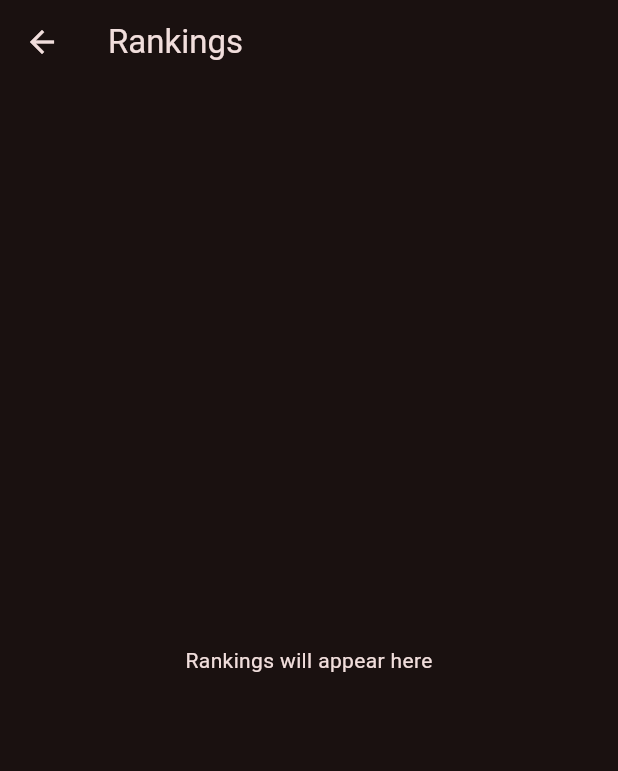
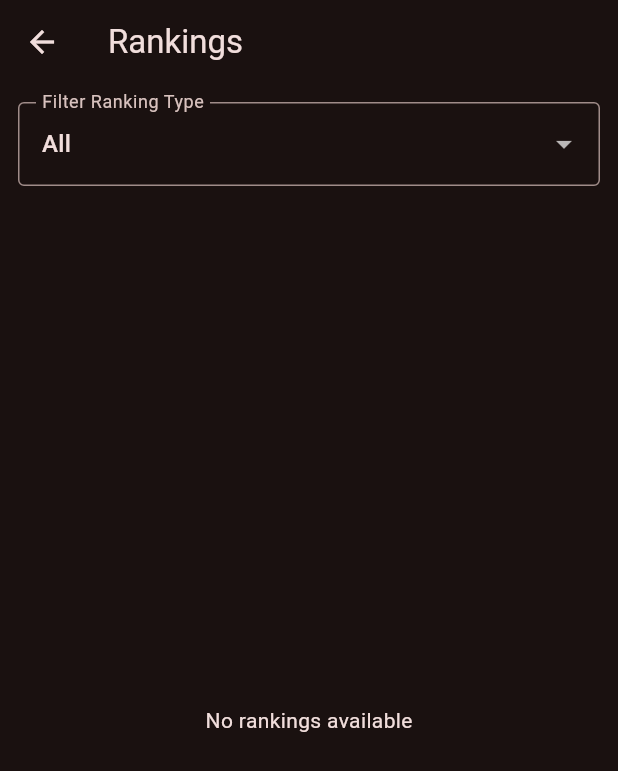
Before and after one commit to 3gmmapk-bit/cageid, a Flutter app: the RankingsScreen screen opened directly, on a phone screen of 412 x 824 dp. Shown: the top 771 px of the screen. Run offline on Flutter 3.47's test engine with Material 3 defaults, Android fonts, the phone set to English and light mode, and no system bars; our stand-ins replace firebase_core, firebase_storage, image_picker, supabase_flutter; accounts and stored records are empty.

Commit message:
Day 7 rankings engine

```diff
--- a/lib/models/athlete.dart
+++ b/lib/models/athlete.dart
@@ -14,6 +14,9 @@ class Athlete {
   final String? facebook;
   final String? country;
 
+  final int rankingPoints;
+  final String athleteType;
+
   Athlete({
     this.id,
     required this.fullName,
@@ -28,6 +31,8 @@ class Athlete {
     this.instagram,
     this.facebook,
     this.country,
+    required this.rankingPoints,
+    required this.athleteType,
   });
 
   factory Athlete.fromJson(Map<String, dynamic> json) {
@@ -45,6 +50,8 @@ class Athlete {
       instagram: json['instagram'],
       facebook: json['facebook'],
       country: json['country'],
+      rankingPoints: json['ranking_points'] ?? 0,
+      athleteType: json['athlete_type'] ?? 'Amateur',
     );
   }
 
@@ -62,6 +69,8 @@ class Athlete {
       'instagram': instagram,
       'facebook': facebook,
       'country': country,
+      'ranking_points': rankingPoints,
+      'athlete_type': athleteType,
     };
   }
 }
--- a/lib/screens/rankings/rankings_screen.dart
+++ b/lib/screens/rankings/rankings_screen.dart
@@ -1,13 +1,140 @@
 import 'package:flutter/material.dart';
 
-class RankingsScreen extends StatelessWidget {
+import '../../models/athlete.dart';
+import '../../services/athlete_service.dart';
+
+class RankingsScreen extends StatefulWidget {
   const RankingsScreen({super.key});
+
+  @override
+  State<RankingsScreen> createState() => _RankingsScreenState();
+}
+
+class _RankingsScreenState extends State<RankingsScreen> {
+  final AthleteService service = AthleteService();
+
+  String selectedType = 'All';
+
+  List<Athlete> filterAndSortAthletes(List<Athlete> athletes) {
+    List<Athlete> filteredAthletes = athletes;
+
+    if (selectedType != 'All') {
+      filteredAthletes = athletes.where((athlete) {
+        return athlete.athleteType == selectedType;
+      }).toList();
+    }
+
+    filteredAthletes.sort(
+      (a, b) => b.rankingPoints.compareTo(a.rankingPoints),
+    );
+
+    return filteredAthletes;
+  }
 
   @override
   Widget build(BuildContext context) {
     return Scaffold(
-      appBar: AppBar(title: const Text('Rankings')),
-      body: const Center(child: Text('Rankings will appear here')),
+      appBar: AppBar(
+        title: const Text('Rankings'),
+      ),
+      body: Column(
+        children: [
+          Padding(
+            padding: const EdgeInsets.all(12),
+            child: DropdownButtonFormField<String>(
+              value: selectedType,
+              decoration: const InputDecoration(
+                labelText: 'Filter Ranking Type',
+                border: OutlineInputBorder(),
+              ),
+              items: const [
+                DropdownMenuItem(
+                  value: 'All',
+                  child: Text('All'),
+                ),
+                DropdownMenuItem(
+                  value: 'Amateur',
+                  child: Text('Amateur'),
+                ),
+                DropdownMenuItem(
+                  value: 'Professional',
+                  child: Text('Professional'),
+                ),
+              ],
+              onChanged: (value) {
+                setState(() {
+                  selectedType = value!;
+                });
+              },
+            ),
+          ),
+
+          Expanded(
+            child: FutureBuilder<List<Athlete>>(
+              future: service.getAthletes(),
+              builder: (context, snapshot) {
+                if (snapshot.connectionState == ConnectionState.waiting) {
+                  return const Center(
+                    child: CircularProgressIndicator(),
+                  );
+                }
+
+                if (snapshot.hasError) {
+                  return Center(
+                    child: Text(
+                      'Error loading rankings: ${snapshot.error}',
+                      textAlign: TextAlign.center,
+                    ),
+                  );
+                }
+
+                final athletes = snapshot.data ?? [];
+                final rankedAthletes = filterAndSortAthletes(athletes);
+
+                if (rankedAthletes.isEmpty) {
+                  return const Center(
+                    child: Text('No rankings available'),
+                  );
+                }
+
+                return ListView.builder(
+                  itemCount: rankedAthletes.length,
+                  itemBuilder: (context, index) {
+                    final athlete = rankedAthletes[index];
+
+                    return Card(
+                      margin: const EdgeInsets.symmetric(
+                        horizontal: 12,
+                        vertical: 6,
+                      ),
+                      child: ListTile(
+                        leading: CircleAvatar(
+                          child: Text('#${index + 1}'),
+                        ),
+                        title: Text(
+                          athlete.fullName,
+                          style: const TextStyle(
+                            fontWeight: FontWeight.bold,
+                          ),
+                        ),
+                        subtitle: Text(
+                          '${athlete.weightClass} • ${athlete.athleteType}',
+                        ),
+                        trailing: Text(
+                          '${athlete.rankingPoints} pts',
+                          style: const TextStyle(
+                            fontWeight: FontWeight.bold,
+                          ),
+                        ),
+                      ),
+                    );
+                  },
+                );
+              },
+            ),
+          ),
+        ],
+      ),
     );
   }
 }
```
Also changed, not shown: lib/screens/athletes/add_athlete_screen.dart (+67 -24 lines).
